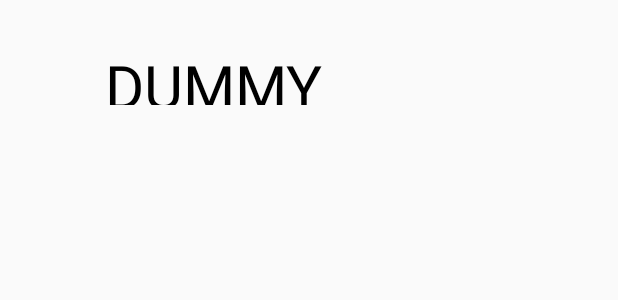
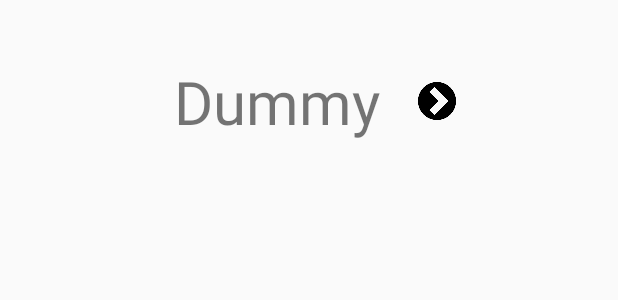
Before and after one commit to matthewwestover/LifestyleApp, an Android app: the layout moduleitem_fragment.xml on its own in the app's theme, with its tools: preview values and no code run, on a phone screen of 412 x 824 dp. Shown: the top 300 px of the screen. Run offline under Robolectric (Android 15) with nearby library versions, the light colour scheme and no system bars.

Commit message:
fix module list

```diff
--- a/WAMApp/app/src/main/java/com/example/wamapp/MainActivity.java
+++ b/WAMApp/app/src/main/java/com/example/wamapp/MainActivity.java
@@ -4,10 +4,11 @@ import androidx.appcompat.app.AppCompatActivity;
 import androidx.fragment.app.FragmentManager;
 import androidx.fragment.app.FragmentTransaction;
 
+import android.content.Intent;
 import android.os.Bundle;
 
 public class MainActivity extends AppCompatActivity
-        implements EditUserFragment.OnDataPass {
+        implements EditUserFragment.OnDataPass, MyRVAdapter.DataPasser {
     private String mFirstName, mLastName, mAge, mSex, mLocation, mHeight, mWeight, mPhoto;
     private User user;
     private Boolean isEditUser = false;
@@ -59,4 +60,16 @@ public class MainActivity extends AppCompatActivity
         userExists = true;
         changeDisplay();
     }
+
+    // For MasterListFragment
+    @Override
+    public void passData(int position) {
+        Bundle positionBundle = new Bundle();
+        positionBundle.putInt("click_position", position);
+
+        Intent sendIntent = new Intent(this, EditUserFragment.class);
+        sendIntent.putExtras(positionBundle);
+        startActivity(sendIntent);
+    }
+
 }
--- a/WAMApp/app/src/main/res/layout/masterlist_fragment.xml
+++ b/WAMApp/app/src/main/res/layout/masterlist_fragment.xml
@@ -4,8 +4,8 @@
     xmlns:tools="http://schemas.android.com/tools"
     android:layout_width="match_parent"
     android:layout_height="match_parent"
+    android:background="@color/profile_color"
     tools:context=".MainActivity">
-
     <androidx.recyclerview.widget.RecyclerView
         android:id="@+id/rv_Master"
         android:layout_width="match_parent"
--- a/WAMApp/app/src/main/res/layout/moduleitem_fragment.xml
+++ b/WAMApp/app/src/main/res/layout/moduleitem_fragment.xml
@@ -3,25 +3,33 @@
     android:id="@+id/linearLayout2"
     android:layout_width="wrap_content"
     android:layout_height="wrap_content"
-    android:layout_marginLeft="20dp"
+    android:layout_marginLeft="35dp"
     android:layout_marginTop="30dp"
-    android:layout_marginRight="20dp"
-    android:layout_marginBottom="30dp"
     android:gravity="center">
 
     <ImageView
         android:id="@+id/modImage"
-        android:layout_width="40dp"
-        android:layout_height="40dp"
-        android:layout_marginLeft="10dp"
-        android:paddingLeft="10dp" />
+        android:layout_width="75dp"
+        android:layout_height="75dp"
+        android:paddingLeft="10dp"
+        />
 
     <TextView
         android:id="@+id/modText"
         android:layout_width="wrap_content"
-        android:layout_height="40dp"
+        android:layout_height="75dp"
+        android:layout_marginStart="5dp"
         android:text="Dummy"
-        android:textAllCaps="true"
-        android:textAppearance="@style/ModItem" />
+        android:textSize="40dp"
+        android:gravity="center"
+         />
+
+    <ImageView
+        android:id="@+id/forward"
+        android:layout_width="25dp"
+        android:layout_height="25dp"
+        android:layout_marginLeft="25dp"
+        android:background="@drawable/forward"
+        />
 
 </LinearLayout>
--- a/WAMApp/app/src/main/res/values/styles.xml
+++ b/WAMApp/app/src/main/res/values/styles.xml
@@ -6,14 +6,5 @@
         <item name="colorPrimaryDark">@color/colorPrimaryDark</item>
         <item name="colorAccent">@color/colorAccent</item>
     </style>
-    <style name="ModItem">
-        <item name="android:textSize">
-            40sp
-        </item>
-
-        <item name="android:textColor">
-            #000000
-        </item>
-    </style>
 
 </resources>
```
Also changed, not shown: WAMApp/app/src/main/res/drawable/forward.png (added).
